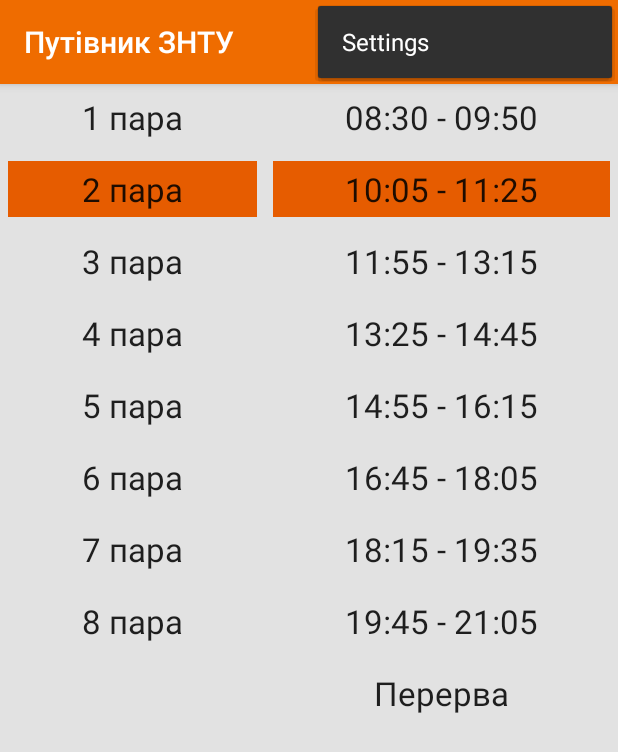
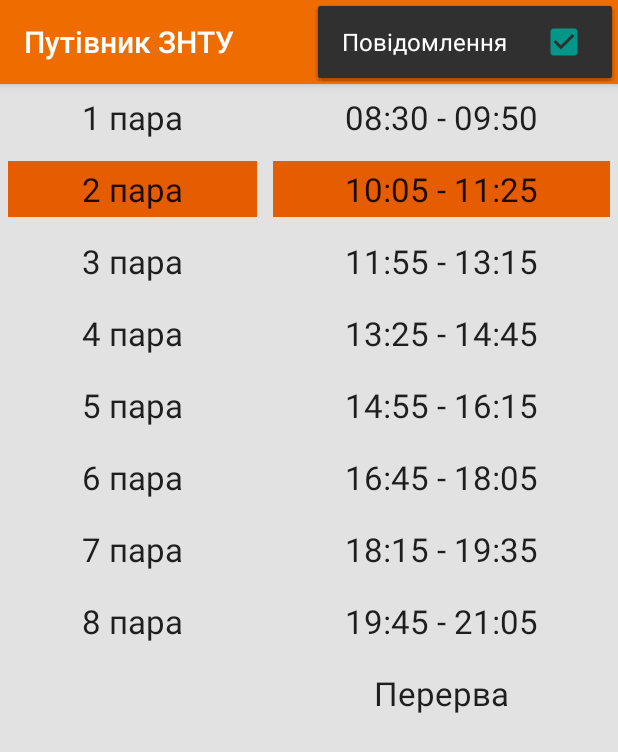
Before and after one commit to DenisBogatirov/zntu-guidebook, an Android app: the screen it shows after launch (MainActivity), with the options menu open, on a phone screen of 412 x 824 dp. Shown: the top 752 px of the screen. Run offline under Robolectric (Android 15) with nearby library versions, the phone set to English and light mode, and no system bars; libraries missing offline, so code that uses them is left out: retrofit2.adapter.rxjava, rx.android.schedulers, rx.schedulers.

Commit message:
Added notifications settings

```diff
--- a/app/build.gradle
+++ b/app/build.gradle
@@ -34,10 +34,9 @@ dependencies {
     compile 'com.android.support:design:23.1.0'
     compile 'com.android.support:cardview-v7:23.1.1'
     compile 'com.android.support:recyclerview-v7:23.1.1'
+    compile 'com.android.support:support-v4:23.0.0'
 
     compile 'com.github.bumptech.glide:glide:3.5.2'
-    compile 'com.android.support:support-v4:23.0.0'
-
     compile 'com.google.code.gson:gson:2.6.2'
     compile 'com.squareup.retrofit2:retrofit:2.0.1'
     compile 'com.squareup.retrofit2:converter-gson:2.0.1'
--- a/app/src/main/java/ua/edu/zntu/guidebook/activities/MainActivity.java
+++ b/app/src/main/java/ua/edu/zntu/guidebook/activities/MainActivity.java
@@ -37,6 +37,7 @@ public class MainActivity extends AppCompatActivity implements NavigationView.On
 
     private static final int LAYOUT = R.layout.activity_main;
 
+
     private Toolbar toolbar;
     private DrawerLayout drawerLayout;
     private NavigationView navigationView;
@@ -63,9 +64,7 @@ public class MainActivity extends AppCompatActivity implements NavigationView.On
         mRegistrationBroadcastReceiver = new BroadcastReceiver() {
             @Override
             public void onReceive(Context context, Intent intent) {
-
-                SharedPreferences sharedPreferences =
-                        PreferenceManager.getDefaultSharedPreferences(context);
+                SharedPreferences sharedPreferences = PreferenceManager.getDefaultSharedPreferences(context);
                 boolean sentToken = sharedPreferences
                         .getBoolean(QuickstartPreferences.SENT_TOKEN_TO_SERVER, false);
 
@@ -101,17 +100,28 @@ public class MainActivity extends AppCompatActivity implements NavigationView.On
             checkedItem = 0;
         }
 
-        initToolbar();
+        initToolbar(this);
         initNavigationView(checkedItem);
     }
 
 
-    private void initToolbar() {
+    private void initToolbar(final Context context) {
         toolbar = (Toolbar) findViewById(R.id.toolbar);
         toolbar.setTitle(R.string.app_name);
         toolbar.setOnMenuItemClickListener(new Toolbar.OnMenuItemClickListener() {
             @Override
             public boolean onMenuItemClick(MenuItem item) {
+                boolean notificationsState;
+                SharedPreferences sharedPreferences = PreferenceManager.getDefaultSharedPreferences(context);
+                SharedPreferences.Editor editor;
+                switch (item.getItemId()) {
+                case R.id.action_settings:
+                    notificationsState = sharedPreferences.getBoolean("NotificationsState", true);
+                    editor = sharedPreferences.edit();
+                    item.setChecked(!notificationsState);
+                    editor.putBoolean("NotificationsState", !notificationsState);
+                    editor.commit();
+                }
                 return false;
             }
         });
--- a/app/src/main/java/ua/edu/zntu/guidebook/api/ApiConstants.java
+++ b/app/src/main/java/ua/edu/zntu/guidebook/api/ApiConstants.java
@@ -1,6 +1,6 @@
 package ua.edu.zntu.guidebook.api;
 
 public class ApiConstants {
-    public static final String BASE_URL = "http://denisbogatirov.ho.ua/";
+    public static final String BASE_URL = "http://192.168.1.238/";
     public static final String GET_NEWS_URL = "/index.php?option=com_mobilenews";
 }
--- a/app/src/main/res/layout/news_item_layout.xml
+++ b/app/src/main/res/layout/news_item_layout.xml
@@ -25,7 +25,7 @@
             <ImageView
                 android:layout_width="match_parent"
                 android:layout_height="wrap_content"
-                android:scaleType="fitXY"
+                android:scaleType="centerInside"
                 android:id="@+id/newsImage"/>
 
             <LinearLayout
--- a/app/src/main/res/menu/menu_toolbar.xml
+++ b/app/src/main/res/menu/menu_toolbar.xml
@@ -1,6 +1,11 @@
 <menu xmlns:android="http://schemas.android.com/apk/res/android"
     xmlns:app="http://schemas.android.com/apk/res-auto"
     xmlns:tools="http://schemas.android.com/tools" tools:context=".MainActivity">
-    <item android:id="@+id/action_settings" android:title="@string/action_settings"
-        android:orderInCategory="100" app:showAsAction="never" />
+    <item
+        android:id="@+id/action_settings"
+        android:title="@string/action_settings"
+        android:orderInCategory="100"
+        android:checkable="true"
+        android:checked="true"
+        app:showAsAction="never" />
 </menu>
--- a/app/src/main/res/values/strings.xml
+++ b/app/src/main/res/values/strings.xml
@@ -4,7 +4,7 @@
     <string name="navigation_drawer_open">Open navigation drawer</string>
     <string name="navigation_drawer_close">Close navigation drawer</string>
 
-    <string name="action_settings">Settings</string>
+    <string name="action_settings">Повiдомлення</string>
     <string name="menu_item_timetable">Розклад</string>
     <string name="menu_item_find">Пошук аудиторії</string>
     <string name="menu_item_news">Новини профкому</string>
```
Also changed, not shown: app/src/main/java/ua/edu/zntu/guidebook/adapters/NewsListAdapter.java (+2 -5 lines), app/src/main/java/ua/edu/zntu/guidebook/dto/NewsDTO.java (+29 -0 lines), app/src/main/java/ua/edu/zntu/guidebook/gcm/NewsGcmListenerService.java (+18 -8 lines).
